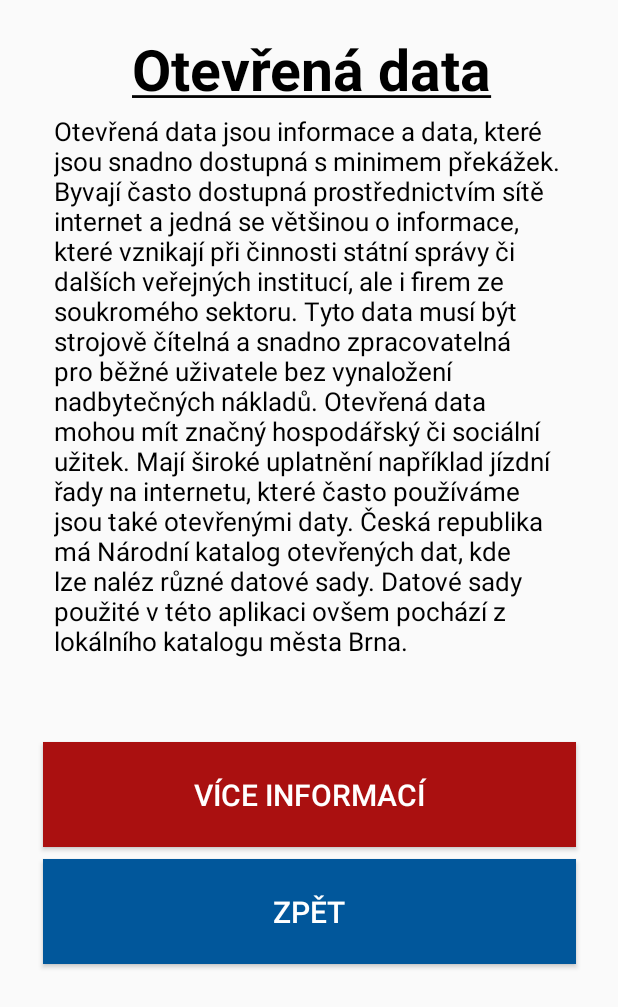
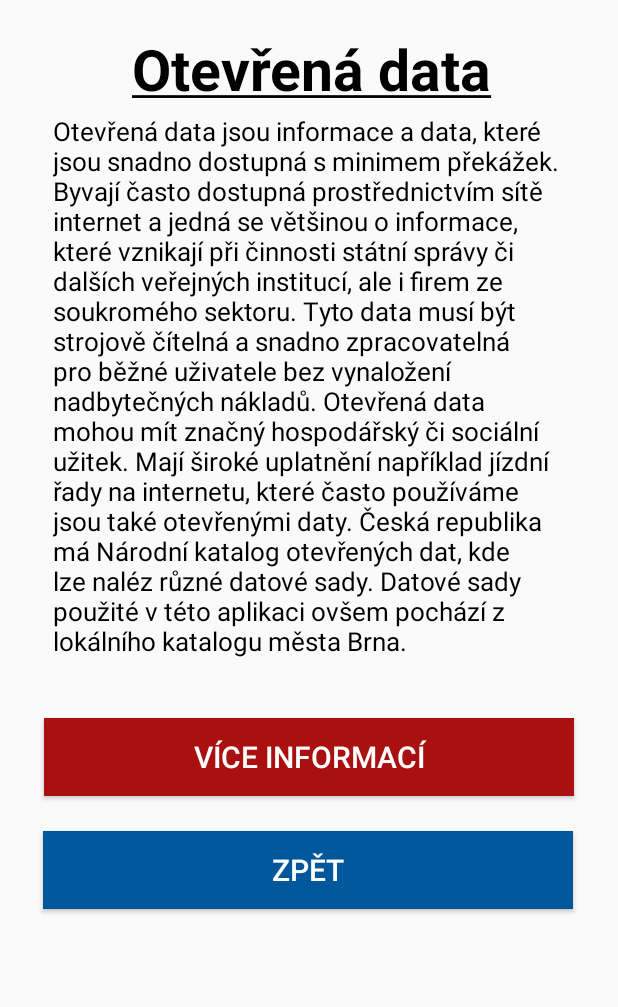
Before and after one commit to Koncpa/DataBrno, an Android app: the layout activity_open_data_info.xml on its own in the app's theme, with its tools: preview values and no code run, on a phone screen of 412 x 824 dp. Shown: the top 1007 px of the screen. Run offline under Robolectric (Android 15) with nearby library versions, the phone set to English and light mode, and no system bars.

Commit message:
Changing layout files and new URL to license file

```diff
--- a/app/src/main/java/com/pkoncity/BrnoData/ui/infoapp/InfoAppFragment.kt
+++ b/app/src/main/java/com/pkoncity/BrnoData/ui/infoapp/InfoAppFragment.kt
@@ -59,7 +59,7 @@ class InfoAppFragment : Fragment() {
         })
         val buttonGitHub = root.findViewById(R.id.buttonGitHub) as Button
         buttonGitHub.setOnClickListener(View.OnClickListener {
-            val uri: Uri = Uri.parse("https://github.com/Koncpa/DataBrno")
+            val uri: Uri = Uri.parse("https://github.com/Koncpa/DataBrno/blob/master/COPYING.txt")
             val intent = Intent(Intent.ACTION_VIEW, uri)
             startActivity(intent)
         })
--- a/app/src/main/res/layout/activity_open_data_info.xml
+++ b/app/src/main/res/layout/activity_open_data_info.xml
@@ -23,8 +23,8 @@
 
     <TextView
         android:id="@+id/text_description_open_data"
-        android:layout_width="340dp"
-        android:layout_height="411dp"
+        android:layout_width="342dp"
+        android:layout_height="387dp"
         android:text="@string/OpenDataDescription"
         android:textColor="#000000"
         android:textSize="17dp"
@@ -34,27 +34,30 @@
 
     <Button
         android:id="@+id/buttonNationalData"
-        android:layout_width="355dp"
-        android:layout_height="70dp"
-        android:layout_marginTop="8dp"
+        android:layout_width="353dp"
+        android:layout_height="52dp"
+        android:layout_marginTop="16dp"
+        android:background="@drawable/side_nav_bar"
         android:text="@string/openDataNationalData"
         android:textColor="#ffffff"
         android:textSize="20dp"
-        android:background="@drawable/side_nav_bar"
         app:layout_constraintEnd_toEndOf="parent"
         app:layout_constraintStart_toStartOf="parent"
         app:layout_constraintTop_toBottomOf="@+id/text_description_open_data" />
 
     <Button
         android:id="@+id/buttonBackOpenData"
-        android:layout_width="355dp"
-        android:layout_height="70dp"
+        android:layout_width="353dp"
+        android:layout_height="52dp"
         android:layout_marginTop="8dp"
+        android:background="#01579B"
         android:text="@string/text_data_back"
-        android:background="#01579B"
         android:textColor="#ffffff"
         android:textSize="20dp"
+        app:layout_constraintBottom_toBottomOf="parent"
         app:layout_constraintEnd_toEndOf="parent"
+        app:layout_constraintHorizontal_bias="0.491"
         app:layout_constraintStart_toStartOf="parent"
-        app:layout_constraintTop_toBottomOf="@+id/buttonNationalData" />
+        app:layout_constraintTop_toBottomOf="@+id/buttonNationalData"
+        app:layout_constraintVertical_bias="0.065" />
 </androidx.constraintlayout.widget.ConstraintLayout>
```
